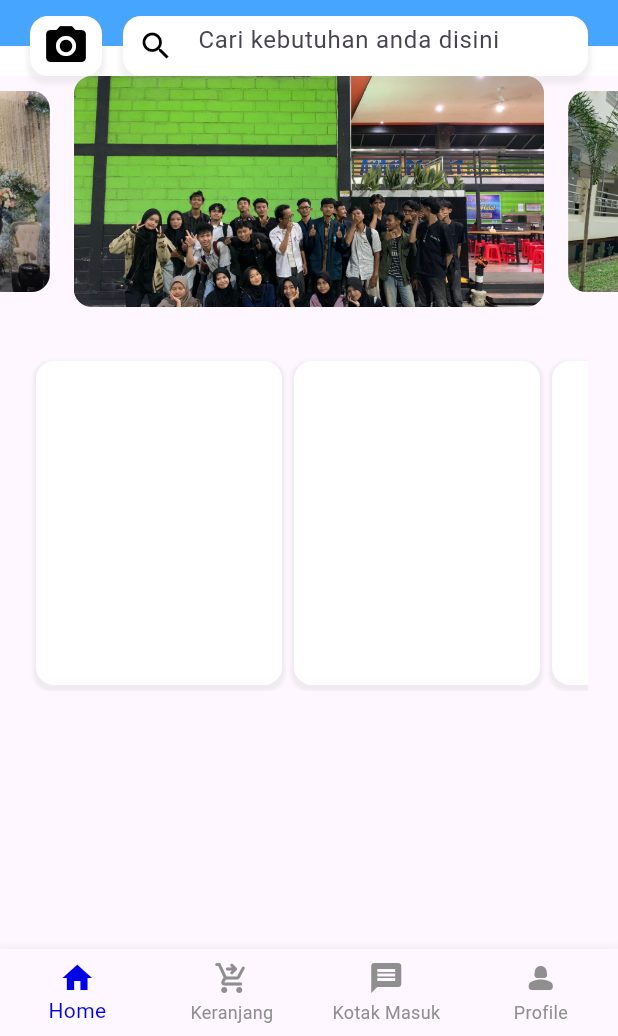
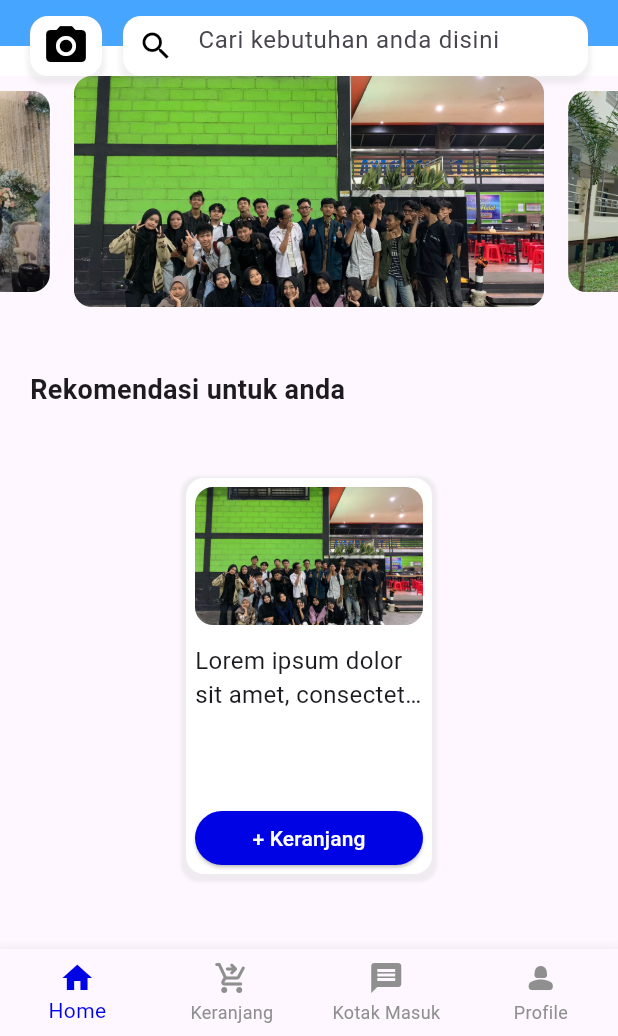
Before and after one commit to Zal77/Smart_E-commerce, a Flutter app: the screen it shows after launch, on a phone screen of 412 x 824 dp, the part 200-1236 px from its top. Run offline on Flutter 3.47's test engine with Material 3 defaults, Android fonts, the phone set to English and light mode, and no system bars; drawn by our look-alikes of carousel_slider; our stand-ins replace google_fonts.

Commit message:
update widget

```diff
--- a/lib/main.dart
+++ b/lib/main.dart
@@ -1,6 +1,6 @@
 import 'package:flutter/material.dart';
+// import 'package:shopan/ui/daftar.dart';
 import 'package:shopan/ui/home.dart';
-// import 'ui/daftar.dart';
 
 void main() {
   runApp(const MainApp());
--- a/lib/ui/home.dart
+++ b/lib/ui/home.dart
@@ -180,14 +180,18 @@ class _HomeState extends State<Home> {
               ],
             ),
             Container(
-              height: 224,
-              margin: EdgeInsets.symmetric(vertical: 32, horizontal: 20),
-              child: ListView(
-                scrollDirection: Axis.horizontal,
-                children: [
+              alignment: Alignment.centerLeft,
+              padding: EdgeInsets.all(20),
+              margin: EdgeInsets.symmetric(vertical: 22),
+              width: double.infinity,
+              child: Text(
+                'Rekomendasi untuk anda',
+                style: TextStyle(fontSize: 18, fontWeight: FontWeight.bold),
+              ),
+            ),
             Container(
               width: 164,
-                    height: 224,
+              height: 264,
               margin: EdgeInsets.all(4),
               decoration: BoxDecoration(
                 color: Colors.white,
@@ -195,51 +199,60 @@ class _HomeState extends State<Home> {
                 boxShadow: [
                   BoxShadow(
                     color: Colors.grey.withOpacity(0.15),
-                          spreadRadius: 2,
+                    spreadRadius: 3,
                     blurRadius: 1,
                     offset: Offset(0, 2),
                   ),
                 ],
               ),
+              child: Column(
+                crossAxisAlignment: CrossAxisAlignment.center,
+                mainAxisAlignment: MainAxisAlignment.spaceBetween,
+                children: [
+                  Column(
+                    children: [
+                      Container(
+                        height: 104,
+                        width: double.infinity,
+                        padding: EdgeInsets.all(6),
+                        child: ClipRRect(
+                          borderRadius: BorderRadius.circular(12),
+                          child: Image.asset(
+                            'assets/images/image1.jpg',
+                            fit: BoxFit.cover,
+                          ),
+                        ),
                       ),
                       Container(
-                    width: 164,
-                    height: 224,
-                    margin: EdgeInsets.all(4),
-                    decoration: BoxDecoration(
-                      color: Colors.white,
-                      borderRadius: BorderRadius.circular(12),
-                      boxShadow: [
-                        BoxShadow(
-                          color: Colors.grey.withOpacity(0.15),
-                          spreadRadius: 2,
-                          blurRadius: 1,
-                          offset: Offset(0, 2),
+                        padding: EdgeInsets.all(6),
+                        child: Text(
+                          'Lorem ipsum dolor sit amet, consectetur adipiscing elit. Cras pulvinar massa id nisi blandit, eu lobortis nulla pharetra. Nam tellus enim, accumsan ut sollicitudin nec, tristique sit amet ante. ',
+                          maxLines: 2,
+                          overflow: TextOverflow.ellipsis,
+                          style: TextStyle(fontSize: 16),
+                        ),
                       ),
                     ],
                   ),
+                  Container(
+                    height: 48,
+                    width: double.infinity,
+                    padding: EdgeInsets.all(6),
+                    child: ElevatedButton(
+                      onPressed: () {
+                        print('test');
+                      },
+                      style: ElevatedButton.styleFrom(
+                          backgroundColor: Color(0xff0003E4)),
+                      child: Text(
+                        '+ Keranjang',
+                        style: TextStyle(fontSize: 14, color: Colors.white),
                       ),
-                  Container(
-                    width: 164,
-                    height: 224,
-                    margin: EdgeInsets.all(4),
-                    decoration: BoxDecoration(
-                      color: Colors.white,
-                      borderRadius: BorderRadius.circular(12),
-                      boxShadow: [
-                        BoxShadow(
-                          color: Colors.grey.withOpacity(0.15),
-                          spreadRadius: 2,
-                          blurRadius: 1,
-                          offset: Offset(0, 2),
                     ),
+                  )
                 ],
               ),
             ),
-                  // Add more containers here...
-                ],
-              ),
-            )
           ],
         ),
       ),
--- a/pubspec.yaml
+++ b/pubspec.yaml
@@ -11,7 +11,7 @@ dependencies:
     sdk: flutter
   google_fonts: ^6.2.1
   carousel_slider: ^4.2.1
-  animated_bottom_navigation_bar: ^1.3.3
+  # animated_bottom_navigation_bar: ^1.3.3
   http: ^1.2.1
 
 dev_dependencies:
```
Also changed, not shown: pubspec.lock. Lines whose indentation alone changed are shown as unchanged.
